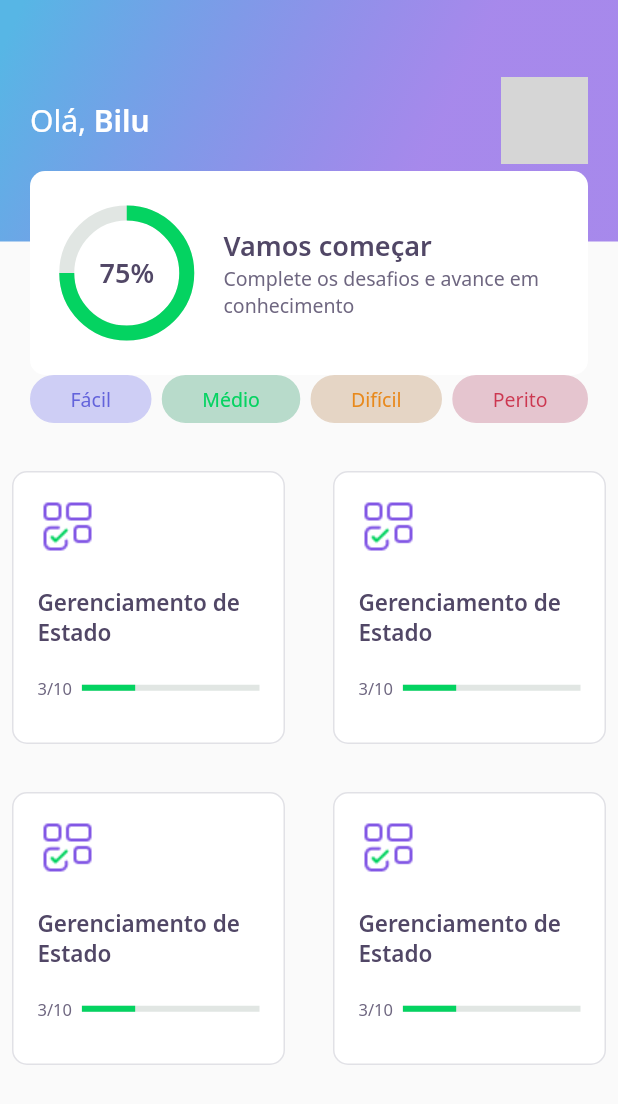
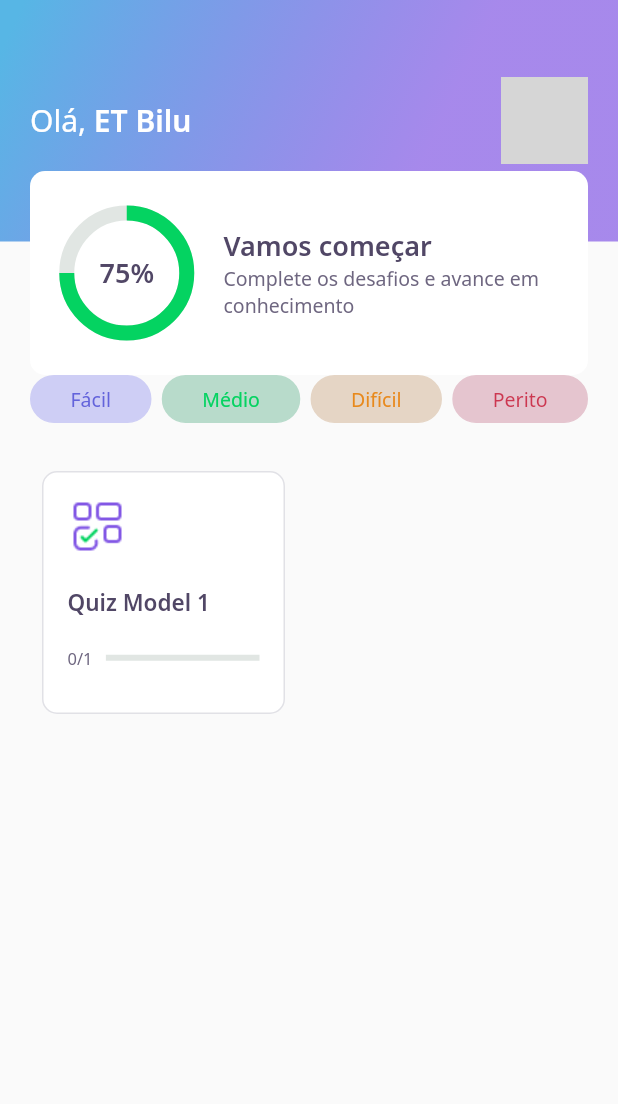
Before and after one commit to luiznazari/app-devquiz, a Flutter app: the HomePage screen opened directly, on a phone screen of 412 x 824 dp. Shown: the top 1104 px of the screen. Run offline on Flutter 3.47's test engine with Material 2 defaults, Android fonts, the phone set to English and light mode, and no system bars; our stand-ins replace google_fonts; missing offline and left inert: dart:html; accounts and stored records are empty; network calls fail; grey boxes are pictures that could not be loaded.

Commit message:
[3]: Criado controller e controle de estado para página home, criadas classes de modelo, alterado widget de quiz card e appbar para utilizar dados do estado

```diff
--- a/lib/challenge/widgets/awnser/awnser_widget.dart
+++ b/lib/challenge/widgets/awnser/awnser_widget.dart
@@ -26,10 +26,12 @@ class AwnserWidget extends StatelessWidget {
   Color get _selectedBorderCardRight =>
       this.isRight ? AppColors.green : AppColors.red;
 
-  TextStyle get _selectedTextStyleRight =>
-      this.isRight ? AppTextStyles.bodyDarkGreen : AppTextStyles.bodyDarkRed;
+  TextStyle get _selectedTextStyleRight => this.isRight
+      ? AppTextStyles.bodyDarkGreen
+      : AppTextStyles.bodyDarkRed;
 
-  IconData get _selectedIconRight => this.isRight ? Icons.check : Icons.close;
+  IconData get _selectedIconRight =>
+      this.isRight ? Icons.check : Icons.close;
 
   @override
   Widget build(BuildContext context) {
@@ -38,28 +40,36 @@ class AwnserWidget extends StatelessWidget {
       child: Container(
         padding: EdgeInsets.all(16),
         decoration: BoxDecoration(
-          color: this.isSelected ? _selectedColorCardRight : AppColors.white,
+          color:
+              this.isSelected ? _selectedColorCardRight : AppColors.white,
           borderRadius: BorderRadius.circular(10),
           border: Border.fromBorderSide(BorderSide(
-            color:
-                this.isSelected ? _selectedBorderCardRight : AppColors.border,
+            color: this.isSelected
+                ? _selectedBorderCardRight
+                : AppColors.border,
           )),
         ),
         child: Row(
           mainAxisAlignment: MainAxisAlignment.spaceBetween,
           children: [
             Expanded(
-              child: Text(title, style: AppTextStyles.body),
+              child: Text(title,
+                  style: isSelected
+                      ? _selectedTextStyleRight
+                      : AppTextStyles.body),
             ),
             Container(
               width: 24,
               height: 24,
               decoration: BoxDecoration(
-                color: this.isSelected ? _selectedColorRight : AppColors.white,
+                color: this.isSelected
+                    ? _selectedColorRight
+                    : AppColors.white,
                 borderRadius: BorderRadius.circular(500),
                 border: Border.fromBorderSide(BorderSide(
-                  color:
-                      this.isSelected ? _selectedBorderRight : AppColors.border,
+                  color: this.isSelected
+                      ? _selectedBorderRight
+                      : AppColors.border,
                 )),
               ),
               child: this.isSelected
--- a/lib/challenge/widgets/quiz/quiz_widget_widget.dart
+++ b/lib/challenge/widgets/quiz/quiz_widget_widget.dart
@@ -28,7 +28,10 @@ class QuizWidget extends StatelessWidget {
               isRight: false,
               isSelected: true,
               title:
-                  "Possibilita a criação de lorem ipsum dolor sit amet aaaaa")
+                  "Possibilita a criação de lorem ipsum dolor sit amet aaaaa"),
+          AwnserWidget(
+              title:
+                  "Possibilita a criação de lorem ipsum dolor sit amet aaaaa"),
         ],
       ),
     );
--- a/lib/core/app_widget.dart
+++ b/lib/core/app_widget.dart
@@ -8,8 +8,8 @@ class AppWidget extends StatelessWidget {
   Widget build(BuildContext context) {
     return MaterialApp(
       title: "DevQuiz",
-      //home: HomePage(),
-      home: ChallengePage(),
+      home: HomePage(),
+      // home: ChallengePage(),
     );
   }
 }
--- /dev/null
+++ b/lib/home/home_controller.dart
@@ -0,0 +1,55 @@
+import 'package:DevQuiz/core/app_images.dart';
+import 'package:DevQuiz/home/home_state.dart';
+import 'package:DevQuiz/shared/model/awnser_model.dart';
+import 'package:DevQuiz/shared/model/question_model.dart';
+import 'package:DevQuiz/shared/model/quiz_model.dart';
+import 'package:DevQuiz/shared/model/user_model.dart';
+import 'package:flutter/cupertino.dart';
+
+class Homecontroller {
+  final ValueNotifier<HomeState> stateNotifier =
+      ValueNotifier<HomeState>(HomeState.EMPTY);
+  set state(HomeState homeState) => stateNotifier.value = homeState;
+  HomeState get state => stateNotifier.value;
+
+  UserModel? user;
+  List<QuizModel>? quizzes;
+
+  void getUser() async {
+    state = HomeState.LOADING;
+    await Future.delayed(Duration(seconds: 1));
+
+    user = UserModel(
+      name: "ET Bilu",
+      photoUrl: "https://avatars.githubusercontent.com/u/7645409?v=4",
+    );
+
+    state = HomeState.SUCCESS;
+  }
+
+  void getQuizzes() async {
+    state = HomeState.LOADING;
+
+    await Future.delayed(Duration(seconds: 1));
+    quizzes = [
+      QuizModel(
+        title: "Quiz Model 1",
+        image: AppImages.blocks,
+        level: Level.FACIL,
+        questions: [
+          QuestionModel(
+            title: "q1",
+            awnsers: [
+              AwnserModel(title: "a1"),
+              AwnserModel(title: "a2", isRight: true),
+              AwnserModel(title: "a3"),
+              AwnserModel(title: "a4")
+            ],
+          )
+        ],
+      )
+    ];
+
+    state = HomeState.SUCCESS;
+  }
+}
--- a/lib/home/home_page.dart
+++ b/lib/home/home_page.dart
@@ -1,3 +1,7 @@
+import 'package:DevQuiz/challenge/widgets/quiz/quiz_widget_widget.dart';
+import 'package:DevQuiz/core/app_colors.dart';
+import 'package:DevQuiz/home/home_controller.dart';
+import 'package:DevQuiz/home/home_state.dart';
 import 'package:DevQuiz/home/widgets/appbar/app_bar_widget.dart';
 import 'package:DevQuiz/home/widgets/level_button/level_button_widget.dart';
 import 'package:DevQuiz/home/widgets/quiz_card/quiz_card_widget.dart';
@@ -11,15 +15,28 @@ class HomePage extends StatefulWidget {
 }
 
 class _HomePageState extends State<HomePage> {
+  final controller = Homecontroller();
+
+  @override
+  void initState() {
+    super.initState();
+    controller.getUser();
+    controller.getQuizzes();
+    controller.stateNotifier.addListener(() {
+      setState(() {});
+    });
+  }
+
   @override
   Widget build(BuildContext context) {
+    if (controller.state == HomeState.SUCCESS) {
       return Scaffold(
-      appBar: AppBarWidget(),
-      body: Column(
+        appBar: AppBarWidget(user: controller.user!),
+        body: Padding(
+          padding: EdgeInsets.symmetric(horizontal: 20),
+          child: Column(
             children: [
-          Padding(
-            padding: const EdgeInsets.symmetric(horizontal: 20),
-            child: Row(
+              Row(
                 mainAxisAlignment: MainAxisAlignment.spaceBetween,
                 children: [
                   LevelButtonWidget(label: "Fácil"),
@@ -28,23 +45,39 @@ class _HomePageState extends State<HomePage> {
                   LevelButtonWidget(label: "Perito")
                 ],
               ),
-          ),
               SizedBox(height: 24),
               Expanded(
                 child: GridView.count(
                     crossAxisSpacing: 16,
                     mainAxisSpacing: 16,
                     crossAxisCount: 2,
-              children: [
-                QuizCardWidget(),
-                QuizCardWidget(),
-                QuizCardWidget(),
-                QuizCardWidget(),
-              ],
+                    children: controller.quizzes!
+                        .map((quiz) => QuizCardWidget(
+                              title: quiz.title,
+                              percentAwnsered: quiz.questionAwnsered /
+                                  quiz.questions.length,
+                              completedQuestions:
+                                  "${quiz.questionAwnsered}/${quiz.questions.length}",
+                            ))
+                        .toList()
+                    // [
+                    //   QuizCardWidget(),
+                    //   QuizCardWidget(),
+                    //   QuizCardWidget(),
+                    //   QuizCardWidget(),
+                    // ],
                     ),
               )
             ],
           ),
+        ),
+      );
+    } else {
+      return Center(
+        child: CircularProgressIndicator(
+          valueColor: AlwaysStoppedAnimation<Color>(AppColors.darkGreen),
+        ),
       );
     }
   }
+}
--- /dev/null
+++ b/lib/home/home_state.dart
@@ -0,0 +1,6 @@
+enum HomeState {
+  EMPTY,
+  LOADING,
+  SUCCESS,
+  ERROR,
+}
--- a/lib/home/widgets/appbar/app_bar_widget.dart
+++ b/lib/home/widgets/appbar/app_bar_widget.dart
@@ -1,10 +1,12 @@
 import 'package:DevQuiz/core/app_gradients.dart';
 import 'package:DevQuiz/core/core.dart';
 import 'package:DevQuiz/home/widgets/score_card/score_card_widget.dart';
+import 'package:DevQuiz/shared/model/user_model.dart';
 import 'package:flutter/material.dart';
 
 class AppBarWidget extends PreferredSize {
-  AppBarWidget()
+  final UserModel user;
+  AppBarWidget({required this.user})
       : super(
             preferredSize: Size.fromHeight(250),
             child: Container(
@@ -24,8 +26,9 @@ class AppBarWidget extends PreferredSize {
                               style: AppTextStyles.title,
                               children: [
                                 TextSpan(
-                                    text: "Bilu",
-                                    style: AppTextStyles.titleBold)
+                                  text: user.name,
+                                  style: AppTextStyles.titleBold,
+                                )
                               ])),
                           // Text("Olá, ", style: AppTextStyles.title),
                           // Text("Bilu", style: AppTextStyles.titleBold),
@@ -33,10 +36,13 @@ class AppBarWidget extends PreferredSize {
                             width: 58,
                             height: 58,
                             decoration: BoxDecoration(
-                                borderRadius: BorderRadius.circular(10),
-                                image: DecorationImage(
-                                    image: NetworkImage(
-                                        "https://avatars.githubusercontent.com/u/7645409?v=4"))),
+                              borderRadius: BorderRadius.circular(10),
+                              image: DecorationImage(
+                                image: NetworkImage(
+                                  user.photoUrl,
+                                ),
+                              ),
+                            ),
                           )
                         ],
                       ),
--- a/lib/home/widgets/quiz_card/quiz_card_widget.dart
+++ b/lib/home/widgets/quiz_card/quiz_card_widget.dart
@@ -1,11 +1,21 @@
+import 'package:flutter/material.dart';
+
 import 'package:DevQuiz/core/app_colors.dart';
 import 'package:DevQuiz/core/app_images.dart';
 import 'package:DevQuiz/core/app_text_styles.dart';
 import 'package:DevQuiz/shared/widgets/progress_indicator/progress_indicator_widget.dart';
-import 'package:flutter/material.dart';
 
 class QuizCardWidget extends StatelessWidget {
-  const QuizCardWidget({Key? key}) : super(key: key);
+  final String title;
+  final String completedQuestions;
+  final double percentAwnsered;
+
+  const QuizCardWidget({
+    Key? key,
+    required this.title,
+    required this.completedQuestions,
+    required this.percentAwnsered,
+  }) : super(key: key);
 
   @override
   Widget build(BuildContext context) {
@@ -14,7 +24,8 @@ class QuizCardWidget extends StatelessWidget {
       child: Container(
         padding: const EdgeInsets.all(16),
         decoration: BoxDecoration(
-            border: Border.fromBorderSide(BorderSide(color: AppColors.border)),
+            border:
+                Border.fromBorderSide(BorderSide(color: AppColors.border)),
             borderRadius: BorderRadius.circular(10),
             color: AppColors.white),
         child: Column(
@@ -26,17 +37,18 @@ class QuizCardWidget extends StatelessWidget {
               child: Image.asset(AppImages.blocks),
             ),
             SizedBox(height: 20),
-            Text("Gerenciamento de Estado", style: AppTextStyles.heading15),
+            Text(this.title, style: AppTextStyles.heading15),
             SizedBox(height: 20),
             Row(
               children: [
                 Expanded(
                   flex: 1,
-                  child: Text("3/10", style: AppTextStyles.body11),
+                  child: Text(this.completedQuestions,
+                      style: AppTextStyles.body11),
                 ),
                 Expanded(
                   flex: 4,
-                  child: ProgressIndicatorWidget(value: 0.3),
+                  child: ProgressIndicatorWidget(value: percentAwnsered),
                 )
               ],
             )
--- /dev/null
+++ b/lib/shared/model/awnser_model.dart
@@ -0,0 +1,9 @@
+class AwnserModel {
+  final String title;
+  final bool isRight;
+
+  AwnserModel({
+    required this.title,
+    this.isRight = false,
+  });
+}
--- /dev/null
+++ b/lib/shared/model/question_model.dart
@@ -0,0 +1,13 @@
+import 'package:DevQuiz/shared/model/awnser_model.dart';
+
+class QuestionModel {
+  final String title;
+  final List<AwnserModel> awnsers;
+
+  QuestionModel({
+    required this.title,
+    required this.awnsers,
+  }) : assert(
+          awnsers.length == 4,
+        );
+}
--- /dev/null
+++ b/lib/shared/model/quiz_model.dart
@@ -0,0 +1,24 @@
+import 'package:DevQuiz/shared/model/question_model.dart';
+
+enum Level {
+  FACIL,
+  MEDIO,
+  DIFICIL,
+  PERITO,
+}
+
+class QuizModel {
+  final String title;
+  final List<QuestionModel> questions;
+  final int questionAwnsered;
+  final String image;
+  final Level level;
+
+  QuizModel(
+      {required this.title,
+      required this.questions,
+      this.questionAwnsered = 0,
+      required this.image,
+      required this.level})
+      : assert(questions.length > 0);
+}
--- /dev/null
+++ b/lib/shared/model/user_model.dart
@@ -0,0 +1,11 @@
+class UserModel {
+  final String name;
+  final String photoUrl;
+  final int score;
+
+  UserModel({
+    required this.name,
+    required this.photoUrl,
+    this.score = 0,
+  });
+}
```
Lines whose indentation alone changed are shown as unchanged.
